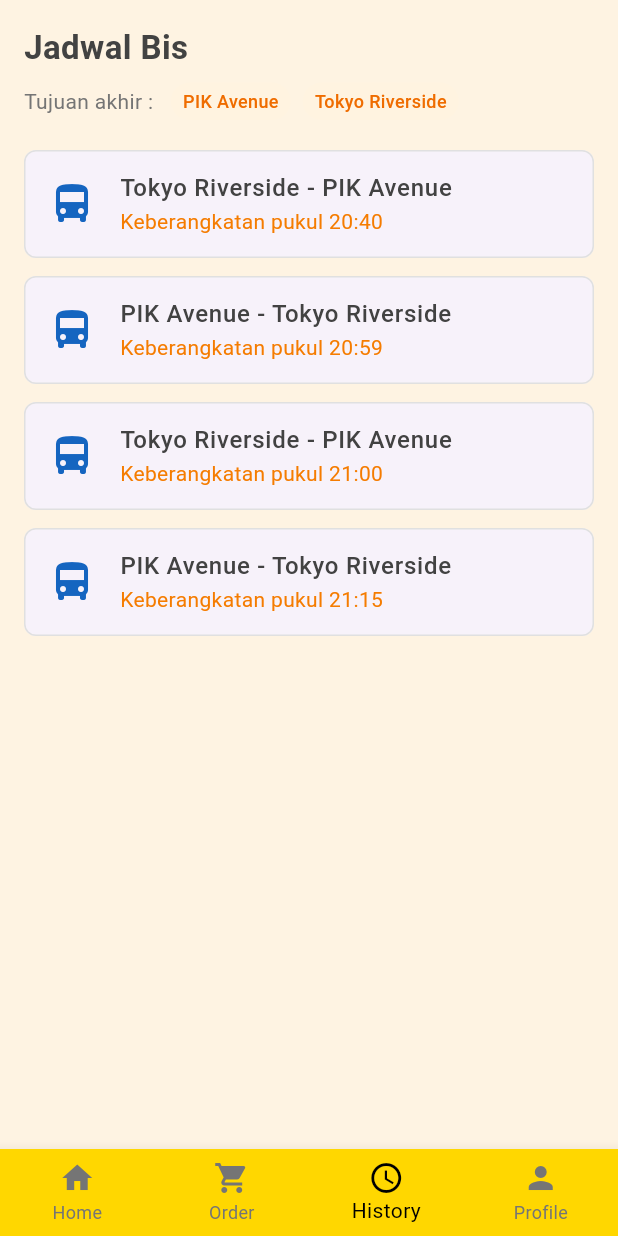
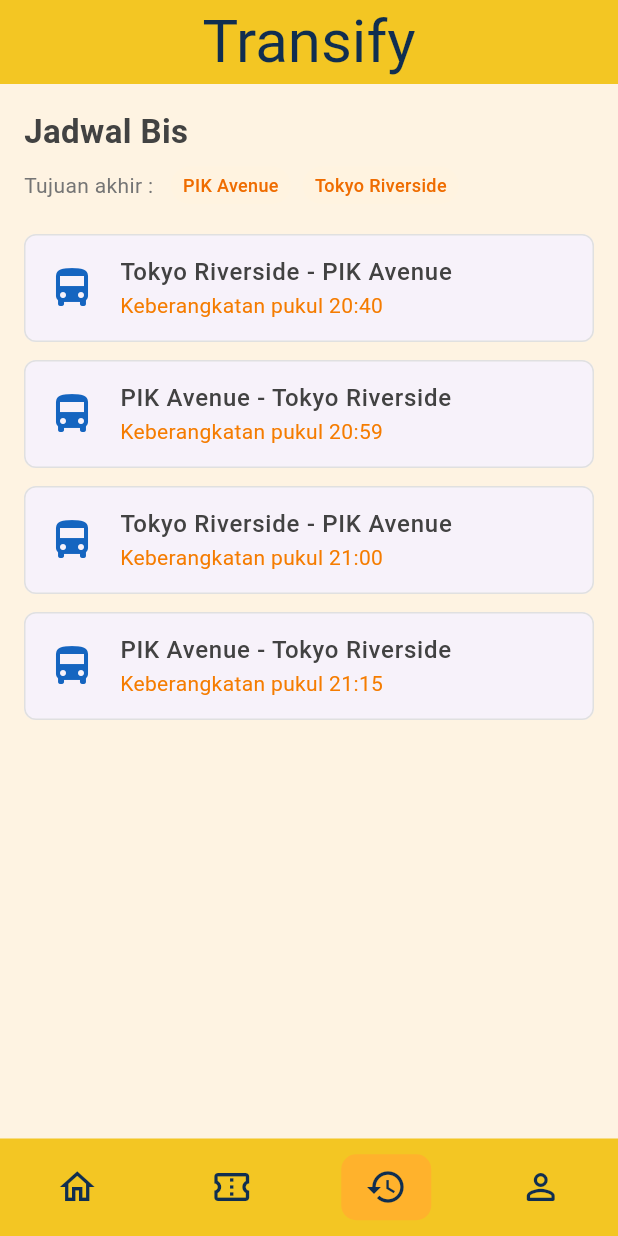
Before and after one commit to SatoshiRenZ/Transify, a Flutter app: the screen it shows after launch, item 3 of the bottom bar chosen, on a phone screen of 412 x 824 dp. Run offline on Flutter 3.47's test engine with Material 3 defaults, Android fonts, the phone set to English and light mode, and no system bars; our stand-ins replace google_fonts, shared_preferences.

Commit message:
Revert "Resolve merge conflict"
This reverts commit d997675eb610c5b971ca1cf675d81667f19ce73b, reversing
changes made to 427f85859db37a214f0790370023dabe04a5f80f.

```diff
--- a/lib/main.dart
+++ b/lib/main.dart
@@ -8,10 +8,9 @@
 import 'pages/orderpage/order_page.dart';
 import 'pages/orderpage/ticket_page.dart';
 import 'pages/historypage/history_page.dart';
-//import 'pages/profile_page.dart';
-import 'pages/login_page.dart';
-import 'pages/signup_page.dart';
-import '../styles/style.dart';
+// import 'pages/profile_page.dart';
+// import 'pages/login_page.dart';
+// import 'pages/signup_page.dart';
 
 void main() async {
   WidgetsFlutterBinding.ensureInitialized();
@@ -37,24 +36,16 @@
 
       initialRoute: '/home',
       routes: {
-        '/login':
-          (context) =>
-          const LoginPage(),
-        '/signup':
-          (context) =>
-          const SignupPage(),
-        '/home':
-          (context) =>
-          const HomePage(),
-        '/order':
-          (context) =>
-          const OrderPage(),
-        '/ticket':
-          (context) =>
-          const TicketPage(),
-        '/history':
-          (context) =>
-          const HistoryPage(),
+        // '/login':
+        //   (context) =>
+        //     const LoginPage(),
+        // '/signup':
+        //   (context) =>
+        //     const SignupPage(),
+        '/home': (context) => const HomePage(),
+        '/order': (context) => const OrderPage(),
+        '/ticket': (context) => const TicketPage(),
+        '/history': (context) => const HistoryPage(),
         // '/profile':
         //   (context) =>
         //     const ProfilePage(),
--- a/lib/pages/historypage/history_page.dart
+++ b/lib/pages/historypage/history_page.dart
@@ -157,22 +157,6 @@
         'route': 'PIK Avenue - Tokyo Riverside',
         'time': '21:15', // Contoh tambahan
       },
-      {
-        'route': 'PIK Avenue - Tokyo Riverside',
-        'time': '11:45',
-      },
-      {
-        'route': 'Tokyo Riverside - PIK Avenue',
-        'time': '12:30',
-      },
-      {
-        'route': 'PIK Avenue - Tokyo Riverside',
-        'time': '13:15',
-      },
-      {
-        'route': 'Tokyo Riverside - PIK Avenue',
-        'time': '14:00',
-      }
     ];
     return data[index];
   }
--- a/lib/template/template.dart
+++ b/lib/template/template.dart
@@ -4,47 +4,36 @@
 import '../styles/style.dart';
 
 class TemplatePage extends StatelessWidget {
+  final Widget child;
   final int currentIndex;
-  final void Function(int) onIndexChanged;
-  final Widget child;
+  final ValueChanged<int>? onIndexChanged;
+  final bool showAppBar;
+  final bool showBottomNav;
 
   const TemplatePage({
     Key? key,
-    required this.currentIndex,
-    required this.onIndexChanged,
     required this.child,
+    this.currentIndex = 0,
+    this.onIndexChanged,
+    this.showAppBar = true,
+    this.showBottomNav = true,
   }) : super(key: key);
 
   @override
   Widget build(BuildContext context) {
     return Scaffold(
-      body: child,
-      bottomNavigationBar: BottomNavigationBar(
-        currentIndex: currentIndex,
-        onTap: onIndexChanged,
-        type: BottomNavigationBarType.fixed,
-        selectedItemColor: Colors.black,
-        unselectedItemColor: Colors.grey[600],
-        backgroundColor: const Color(0xFFFFD700), // Warna kuning keemasan
-        items: [
-          BottomNavigationBarItem(
-            icon: Icon(Icons.home),
-            label: 'Home',
-          ),
-          BottomNavigationBarItem(
-            icon: Icon(Icons.shopping_cart),
-            label: 'Order',
-          ),
-          BottomNavigationBarItem(
-            icon: Icon(Icons.access_time),
-            label: 'History',
-          ),
-          BottomNavigationBarItem(
-            icon: Icon(Icons.person),
-            label: 'Profile',
-          ),
-        ],
-      ),
+      backgroundColor:
+        AppColors.primary,
+      appBar:
+        showAppBar
+          ? const CustomAppBar()
+          : null,
+      body:
+        child,
+          bottomNavigationBar: showBottomNav && onIndexChanged != null ? CustomBottomNavBar(
+            currentIndex: currentIndex,
+            onTap: onIndexChanged!,
+          ) : null,
     );
   }
 }
```
Also changed, not shown: lib/pages/login_page.dart (deleted, +0 -123 lines), lib/pages/signup_page.dart (deleted, +0 -129 lines).
